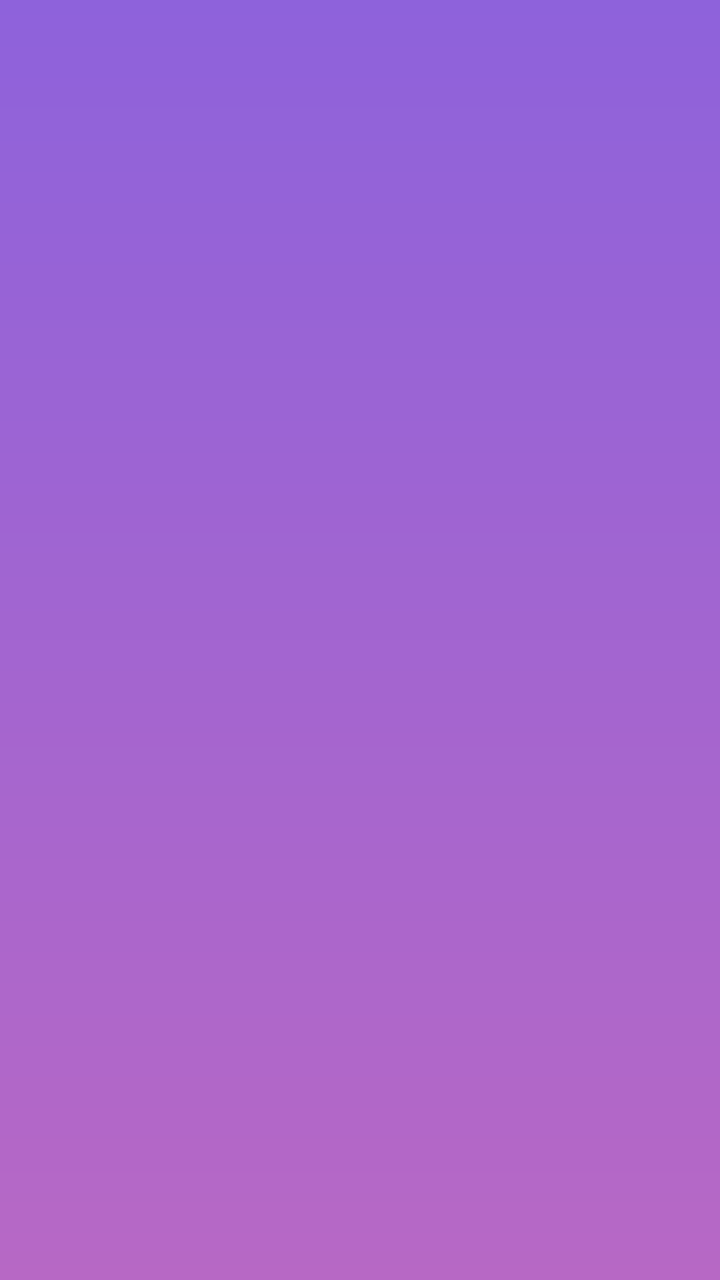
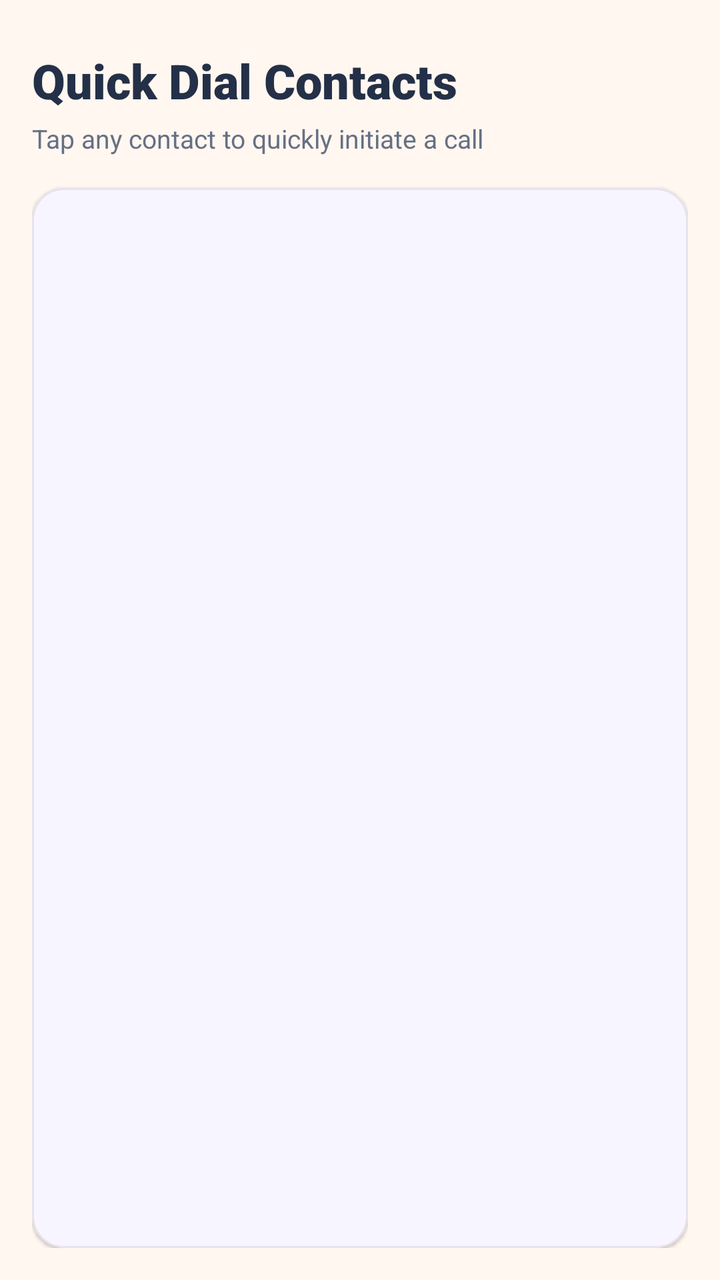

An Android layout rendered at two revisions. The XML below is the earlier revision; the diff shows what the commit changed to produce the second picture.
<!-- AndroidManifest.xml: application theme Theme.EmpowHer -->
<!-- res/layout/activity_contacts.xml -->
<?xml version="1.0" encoding="utf-8"?>
<LinearLayout
    xmlns:android="http://schemas.android.com/apk/res/android"
    android:layout_width="match_parent"
    android:layout_height="match_parent"
    android:background="@drawable/bg"
    android:orientation="vertical">

    <ListView
        android:id="@+id/list_contacts"
        android:layout_width="match_parent"
        android:layout_height="match_parent" />
</LinearLayout>
<!-- resources referenced by this layout -->
<resources>
  <!-- drawable bg (drawable) -->
  <?xml version="1.0" encoding="utf-8"?>
  <shape xmlns:android="http://schemas.android.com/apk/res/android">
      <gradient android:type="linear" android:angle="100"
          android:startColor="#8E62DB" android:endColor="#B768C5" />
  
  </shape>
  <style name="Theme.EmpowHer" parent="Base.Theme.EmpowHer" />
  <style name="Base.Theme.EmpowHer" parent="Theme.Material3.DayNight.NoActionBar">
          <item name="colorPrimary">@color/deep_purple</item>
          <item name="colorOnPrimary">@color/white</item>
          <item name="colorSecondary">@color/deep_purple</item>
          <item name="colorSurface">@color/woshield_card_bg</item>
          <item name="android:windowBackground">@color/woshield_bg</item>
          <item name="android:statusBarColor">@color/dark_purple</item>
      </style>
  <color name="deep_purple">#6D3DB8</color>
  <color name="white">#FFFFFF</color>
  <color name="woshield_card_bg">#FFFFFF</color>
  <color name="woshield_bg">#F8F6FC</color>
  <color name="dark_purple">#382253</color>
</resources>

<!-- the commit's change to res/layout/activity_contacts.xml (unified diff, before → after) -->
@@ -1,13 +1,46 @@
-<?xml version="1.0" encoding="utf-8"?>
 <LinearLayout
     xmlns:android="http://schemas.android.com/apk/res/android"
+    xmlns:app="http://schemas.android.com/apk/res-auto"
     android:layout_width="match_parent"
     android:layout_height="match_parent"
-    android:background="@drawable/bg"
-    android:orientation="vertical">
+    android:background="@color/warm_ivory"
+    android:orientation="vertical"
+    android:padding="16dp">
 
-    <ListView
-        android:id="@+id/list_contacts"
+    <TextView
+        android:layout_width="wrap_content"
+        android:layout_height="wrap_content"
+        android:layout_marginTop="8dp"
+        android:text="Quick Dial Contacts"
+        android:textColor="@color/midnight_slate"
+        android:textSize="24sp"
+        android:fontFamily="sans-serif-black" />
+
+    <TextView
+        android:layout_width="wrap_content"
+        android:layout_height="wrap_content"
+        android:layout_marginTop="4dp"
+        android:layout_marginBottom="16dp"
+        android:text="Tap any contact to quickly initiate a call"
+        android:textColor="@color/secondary_slate"
+        android:textSize="13sp" />
+
+    <com.google.android.material.card.MaterialCardView
         android:layout_width="match_parent"
-        android:layout_height="match_parent" />
+        android:layout_height="match_parent"
+        app:cardBackgroundColor="@color/surface_card"
+        app:cardCornerRadius="16dp"
+        app:cardElevation="1dp"
+        app:strokeColor="@color/subtle_border"
+        app:strokeWidth="1dp">
+
+        <ListView
+            android:id="@+id/list_contacts"
+            android:layout_width="match_parent"
+            android:layout_height="match_parent"
+            android:divider="@color/subtle_border"
+            android:dividerHeight="1dp"
+            android:padding="8dp" />
+    </com.google.android.material.card.MaterialCardView>
+
 </LinearLayout>
<!-- resource entries referenced after the edit -->
@@ -1,25 +1,33 @@
 <!-- resources referenced by this layout -->
 <resources>
-  <!-- drawable bg (drawable) -->
-  <?xml version="1.0" encoding="utf-8"?>
-  <shape xmlns:android="http://schemas.android.com/apk/res/android">
-      <gradient android:type="linear" android:angle="100"
-          android:startColor="#8E62DB" android:endColor="#B768C5" />
-  
-  </shape>
+  <color name="midnight_slate">#243047</color>
+  <color name="secondary_slate">#667085</color>
+  <color name="subtle_border">#E7E2EC</color>
+  <color name="surface_card">#FFFFFF</color>
+  <color name="warm_ivory">#FFF7F0</color>
   <style name="Theme.EmpowHer" parent="Base.Theme.EmpowHer" />
   <style name="Base.Theme.EmpowHer" parent="Theme.Material3.DayNight.NoActionBar">
-          <item name="colorPrimary">@color/deep_purple</item>
+          <item name="colorPrimary">@color/royal_violet</item>
           <item name="colorOnPrimary">@color/white</item>
-          <item name="colorSecondary">@color/deep_purple</item>
+          <item name="colorSecondary">@color/royal_violet</item>
           <item name="colorSurface">@color/woshield_card_bg</item>
           <item name="android:windowBackground">@color/woshield_bg</item>
-          <item name="android:statusBarColor">@color/dark_purple</item>
+          <item name="android:statusBarColor">@color/woshield_bg</item>
+          <item name="android:windowLightStatusBar" tools:targetApi="m">true</item>
+          <item name="materialCardViewStyle">@style/Widget.Woshield.Card</item>
       </style>
-  <color name="deep_purple">#6D3DB8</color>
+  <color name="royal_violet">#6D4AFF</color>
   <color name="white">#FFFFFF</color>
   <color name="woshield_card_bg">#FFFFFF</color>
-  <color name="woshield_bg">#F8F6FC</color>
-  <color name="dark_purple">#382253</color>
+  <color name="woshield_bg">#FFF7F0</color>
+  <style name="Widget.Woshield.Card" parent="Widget.Material3.CardView.Elevated">
+          <item name="cardCornerRadius">@dimen/radius_card</item>
+          <item name="cardElevation">@dimen/elevation_card</item>
+          <item name="strokeWidth">1dp</item>
+          <item name="strokeColor">@color/subtle_border</item>
+          <item name="cardBackgroundColor">@color/woshield_card_bg</item>
+      </style>
+  <dimen name="radius_card">16dp</dimen>
+  <dimen name="elevation_card">2dp</dimen>
 </resources>
 
